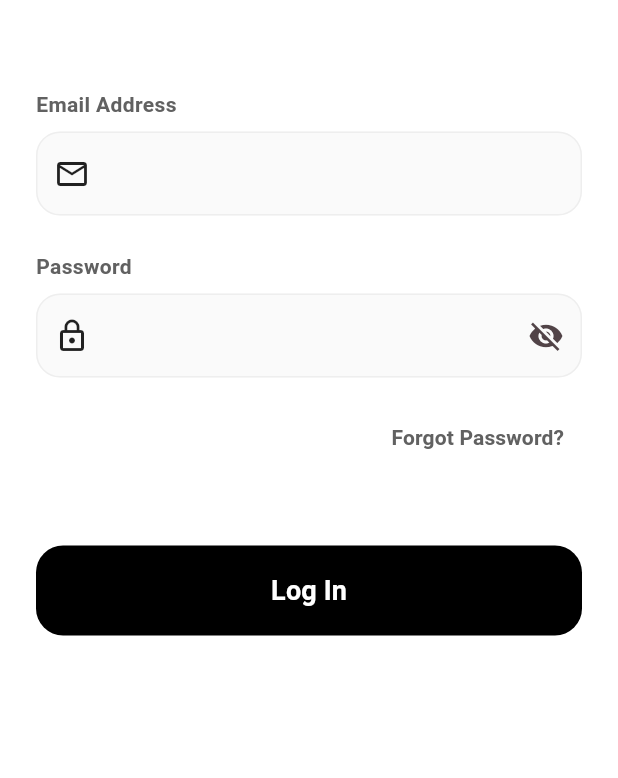
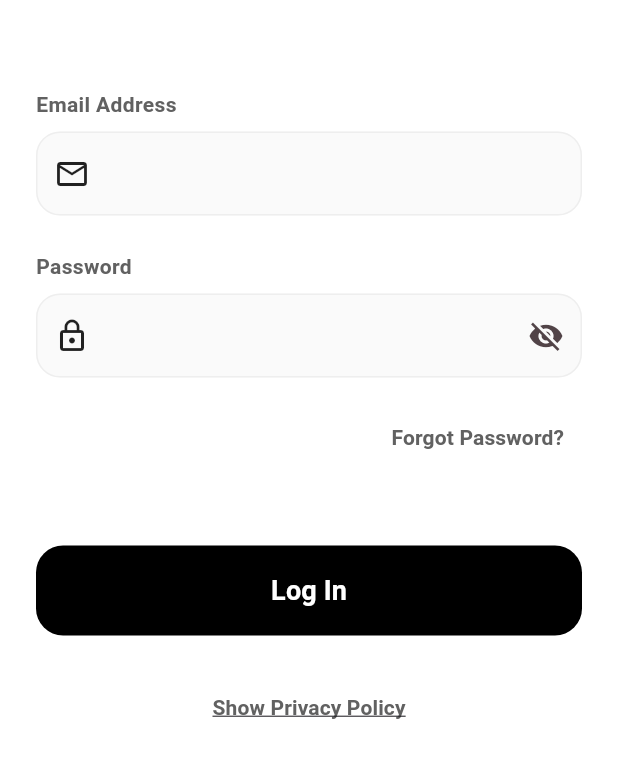
Before and after one commit to RooksBrooksIT/white_label_app_non_subscription, a Flutter app: the UnifiedLoginScreen screen opened directly, on a phone screen of 412 x 824 dp, the part 260-1038 px from its top. Run offline on Flutter 3.47's test engine with Material 3 defaults, Android fonts, the light colour scheme and no system bars; our stand-ins replace cloud_firestore, firebase_auth, firebase_core, firebase_database, firebase_messaging, firebase_storage and 16 more; missing offline and left inert: firebase_app_check, mobile_scanner; accounts and stored records are empty; network calls fail.

Commit message:
final commit -sharan

```diff
--- a/lib/frontend/screens/unified_login_screen.dart
+++ b/lib/frontend/screens/unified_login_screen.dart
@@ -6,6 +6,7 @@ import 'package:subscription_rooks_app/frontend/screens/admin_dashboard.dart';
 import 'package:subscription_rooks_app/frontend/screens/engineer_dashboard_page.dart';
 import 'package:subscription_rooks_app/subscription/subscription_plans_screen.dart';
 import 'package:subscription_rooks_app/frontend/screens/forgot_password_page.dart';
+import 'package:url_launcher/url_launcher.dart';
 
 class UnifiedLoginScreen extends StatefulWidget {
   const UnifiedLoginScreen({super.key});
@@ -197,6 +198,25 @@ class _UnifiedLoginScreenState extends State<UnifiedLoginScreen> {
                           ),
                   ),
                 ),
+                const SizedBox(height: 24),
+                Center(
+                  child: TextButton(
+                    onPressed: () async {
+                      final Uri url = Uri.parse('https://sites.google.com/view/rooks-white-label-app/home');
+                      if (!await launchUrl(url)) {
+                        debugPrint('Could not launch $url');
+                      }
+                    },
+                    child: Text(
+                      'Show Privacy Policy',
+                      style: TextStyle(
+                        color: Colors.grey[700],
+                        fontWeight: FontWeight.bold,
+                        decoration: TextDecoration.underline,
+                      ),
+                    ),
+                  ),
+                ),
                 const SizedBox(height: 40),
               ],
             ),
```
Also changed, not shown: lib/frontend/screens/admin_login_page.dart (+17 -0 lines), lib/frontend/screens/amc_customerlogin_page.dart (+20 -0 lines), lib/frontend/screens/engineer_login_page.dart (+20 -0 lines), lib/frontend/screens/splash_screen.dart (+37 -0 lines), 2 other files.
